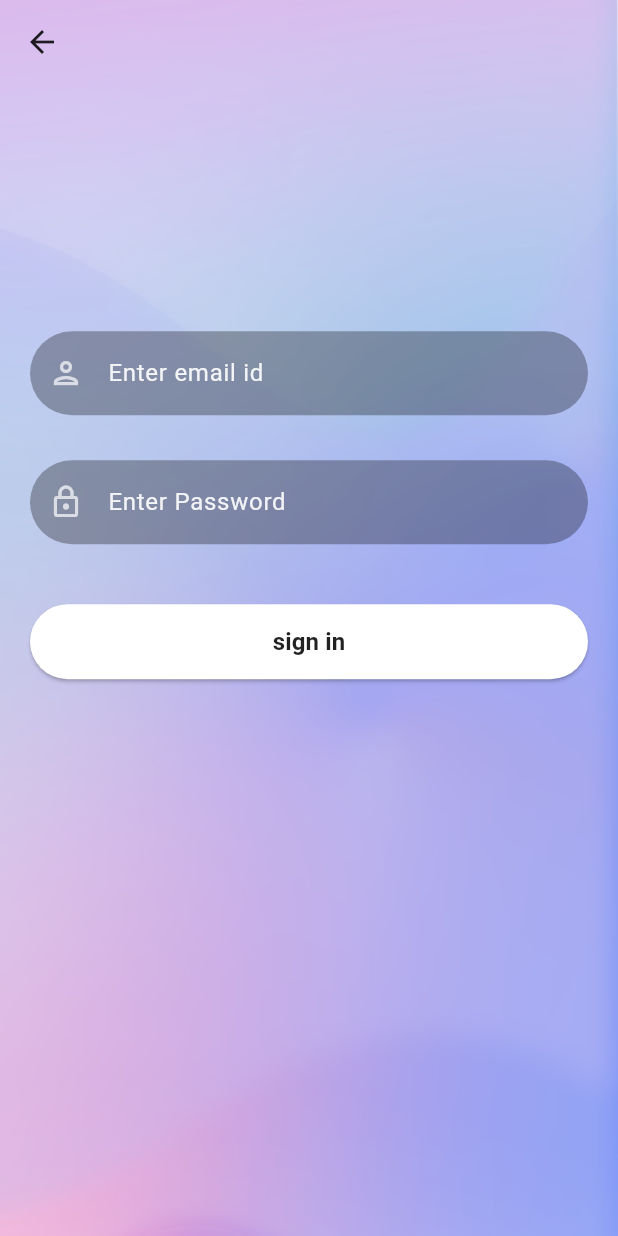
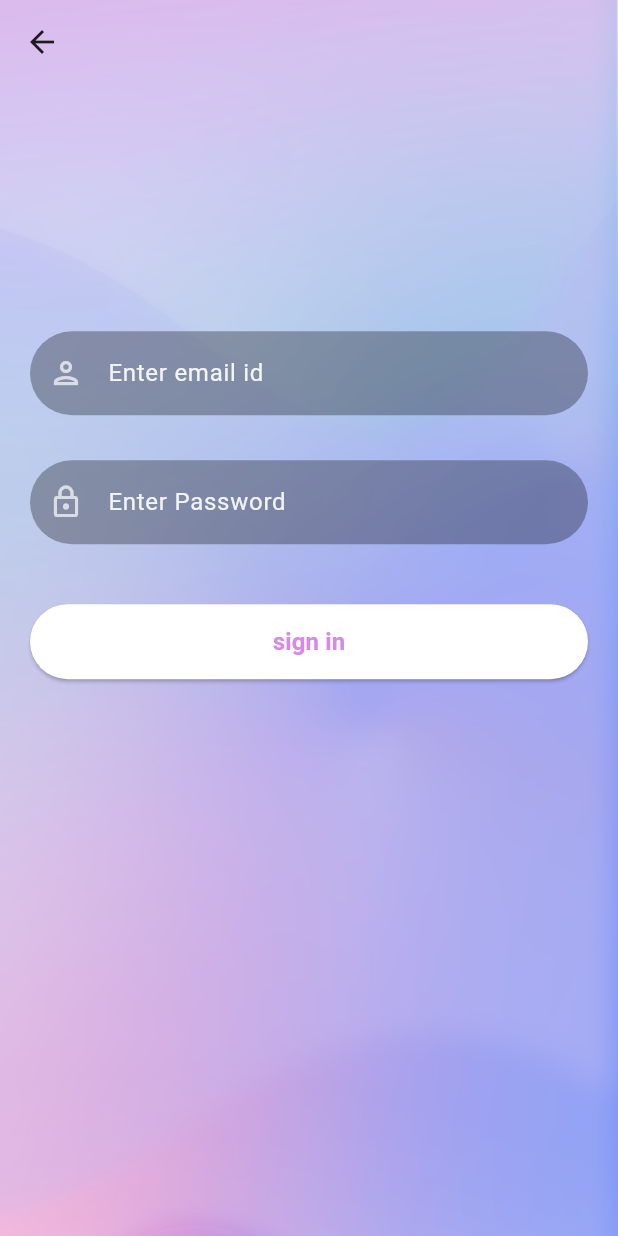
Before and after one commit to anishtupe/cuisine_decider, a Flutter app: the screen it shows after launch, after a tap on "Sign In", on a phone screen of 412 x 824 dp. Run offline on Flutter 3.47's test engine with Material 3 defaults, Android fonts, the phone set to English and light mode, and no system bars.

Commit message:
changed the color of the button

```diff
--- a/lib/widgets/reusablebutton.dart
+++ b/lib/widgets/reusablebutton.dart
@@ -12,12 +12,14 @@ Container firebasebutton(BuildContext context, String title, Function ontap) {
       child: Text(
         title,
         style: const TextStyle(
-            color: Colors.black87, fontWeight: FontWeight.bold, fontSize: 16),
+            color: Color.fromARGB(255, 216, 137, 230),
+            fontWeight: FontWeight.bold,
+            fontSize: 16),
       ),
       style: ButtonStyle(
           backgroundColor: MaterialStateProperty.resolveWith((states) {
             if (states.contains(MaterialState.pressed)) {
-              return Colors.black26;
+              return Colors.black;
             }
 
             return Colors.white;
```
